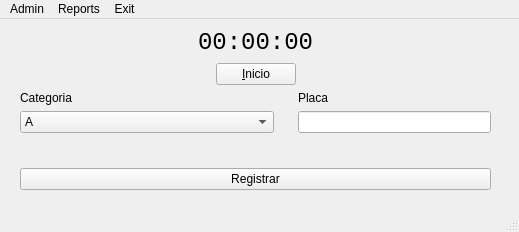
Old version of the form cronometerwindow.ui in the repository RDMSE/drchrono.
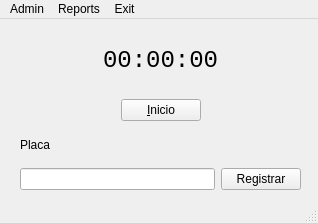
New version of the form.

Patch:
```diff
--- a/cronometerwindow.ui
+++ b/cronometerwindow.ui
@@ -6,8 +6,8 @@
    <rect>
     <x>0</x>
     <y>0</y>
-    <width>519</width>
-    <height>232</height>
+    <width>318</width>
+    <height>223</height>
    </rect>
   </property>
   <property name="windowTitle">
@@ -19,7 +19,7 @@
      <rect>
       <x>20</x>
       <y>10</y>
-      <width>471</width>
+      <width>281</width>
       <height>161</height>
      </rect>
     </property>
@@ -104,106 +104,30 @@
        </item>
       </layout>
      </item>
-     <item row="3" column="0">
-      <spacer name="verticalSpacer">
-       <property name="orientation">
-        <enum>Qt::Orientation::Vertical</enum>
-       </property>
-       <property name="sizeHint" stdset="0">
-        <size>
-         <width>20</width>
-         <height>40</height>
-        </size>
-       </property>
-      </spacer>
-     </item>
      <item row="2" column="0">
-      <layout class="QHBoxLayout" name="horizontalLayout" stretch="1,0,1">
-       <item>
-        <layout class="QVBoxLayout" name="verticalLayout">
-         <item>
-          <widget class="QLabel" name="label_2">
-           <property name="text">
-            <string>Categoria</string>
-           </property>
-          </widget>
-         </item>
-         <item>
-          <widget class="QComboBox" name="lstGroups">
-           <property name="currentText">
-            <string>A</string>
-           </property>
-           <property name="placeholderText">
-            <string/>
-           </property>
-           <item>
-            <property name="text">
-             <string>A</string>
-            </property>
-           </item>
-           <item>
-            <property name="text">
-             <string>B</string>
-            </property>
-           </item>
-           <item>
-            <property name="text">
-             <string>C</string>
-            </property>
-           </item>
-           <item>
-            <property name="text">
-             <string>D</string>
-            </property>
-           </item>
-           <item>
-            <property name="text">
-             <string>AAAAAAAAAAAAAAAAAAAAAAAAAAAA</string>
-            </property>
-           </item>
-          </widget>
-         </item>
-        </layout>
+      <layout class="QGridLayout" name="gridLayout_2">
+       <item row="1" column="0">
+        <widget class="QLineEdit" name="edtPlaque"/>
        </item>
-       <item>
-        <spacer name="horizontalSpacer">
-         <property name="orientation">
-          <enum>Qt::Orientation::Horizontal</enum>
+       <item row="0" column="0">
+        <widget class="QLabel" name="label_3">
+         <property name="text">
+          <string>Placa</string>
          </property>
-         <property name="sizeHint" stdset="0">
-          <size>
-           <width>18</width>
-           <height>20</height>
-          </size>
-         </property>
-        </spacer>
+        </widget>
        </item>
-       <item>
-        <layout class="QVBoxLayout" name="verticalLayout_2">
-         <item>
-          <widget class="QLabel" name="label_3">
-           <property name="text">
-            <string>Placa</string>
-           </property>
-          </widget>
-         </item>
-         <item>
-          <widget class="QLineEdit" name="edtPlaque"/>
-         </item>
-        </layout>
+       <item row="1" column="1">
+        <widget class="QPushButton" name="btnRegister">
+         <property name="enabled">
+          <bool>true</bool>
+         </property>
+         <property name="text">
+          <string>Registrar</string>
+         </property>
+        </widget>
        </item>
       </layout>
      </item>
-     <item row="4" column="0">
-      <widget class="QPushButton" name="btnRegister">
-       <property name="enabled">
-        <bool>true</bool>
-       </property>
-       <property name="text">
-        <string>Registrar</string>
-       </property>
-      </widget>
-     </item>
     </layout>
    </widget>
   </widget>
@@ -212,8 +136,8 @@
     <rect>
      <x>0</x>
      <y>0</y>
-     <width>519</width>
-     <height>22</height>
+     <width>318</width>
+     <height>20</height>
     </rect>
    </property>
    <widget class="QMenu" name="menuAdmin">
```
Left out of the diff: 10 changed lines with no effect on the pictures.
